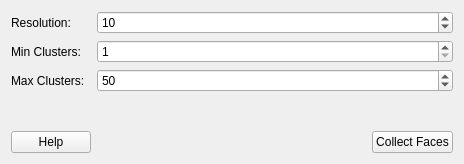
First picture: the form in qt_ui/FaceIdentificationSettings.ui, repository FilmColors/VIAN, before the edit.
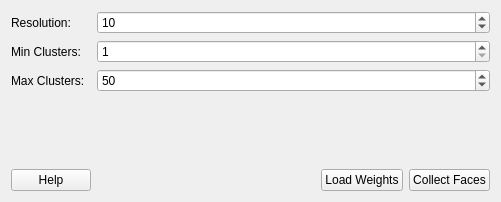
Second picture: the form after the edit.

```diff
--- a/qt_ui/FaceIdentificationSettings.ui
+++ b/qt_ui/FaceIdentificationSettings.ui
@@ -6,8 +6,8 @@
    <rect>
     <x>0</x>
     <y>0</y>
-    <width>464</width>
-    <height>164</height>
+    <width>501</width>
+    <height>202</height>
    </rect>
   </property>
   <property name="windowTitle">
@@ -75,6 +75,13 @@
        </property>
       </spacer>
      </item>
+     <item>
+      <widget class="QPushButton" name="pushButton_LoadWeights">
+       <property name="text">
+        <string>Load Weights</string>
+       </property>
+      </widget>
+     </item>
      <item>
       <widget class="QPushButton" name="btn_Collect">
        <property name="text">
```
